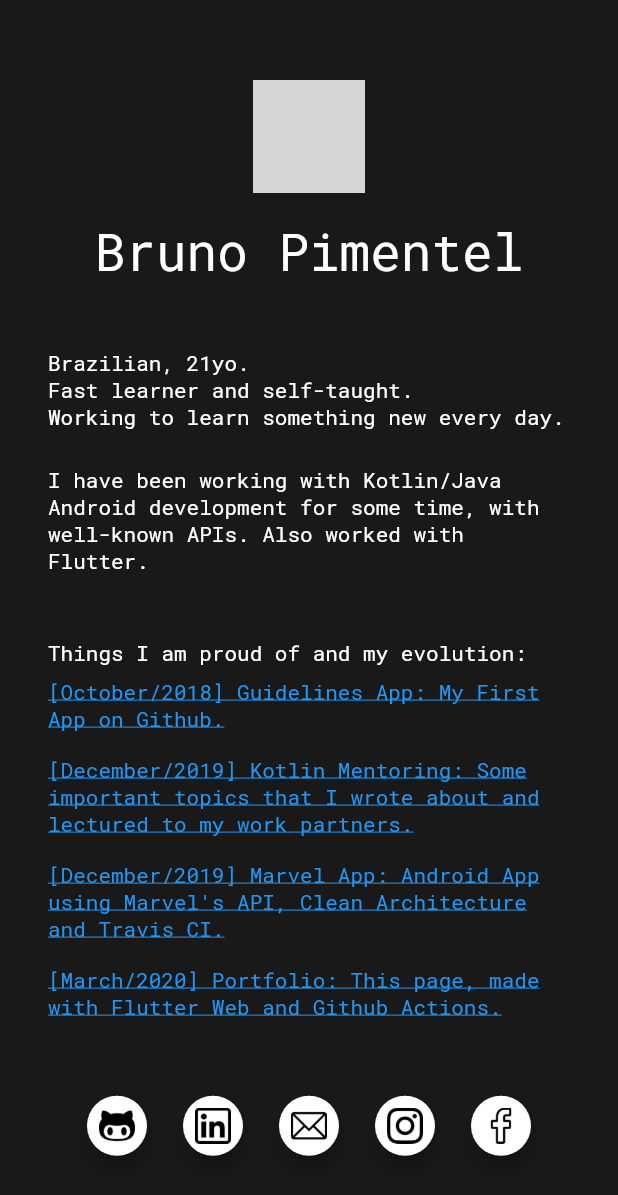
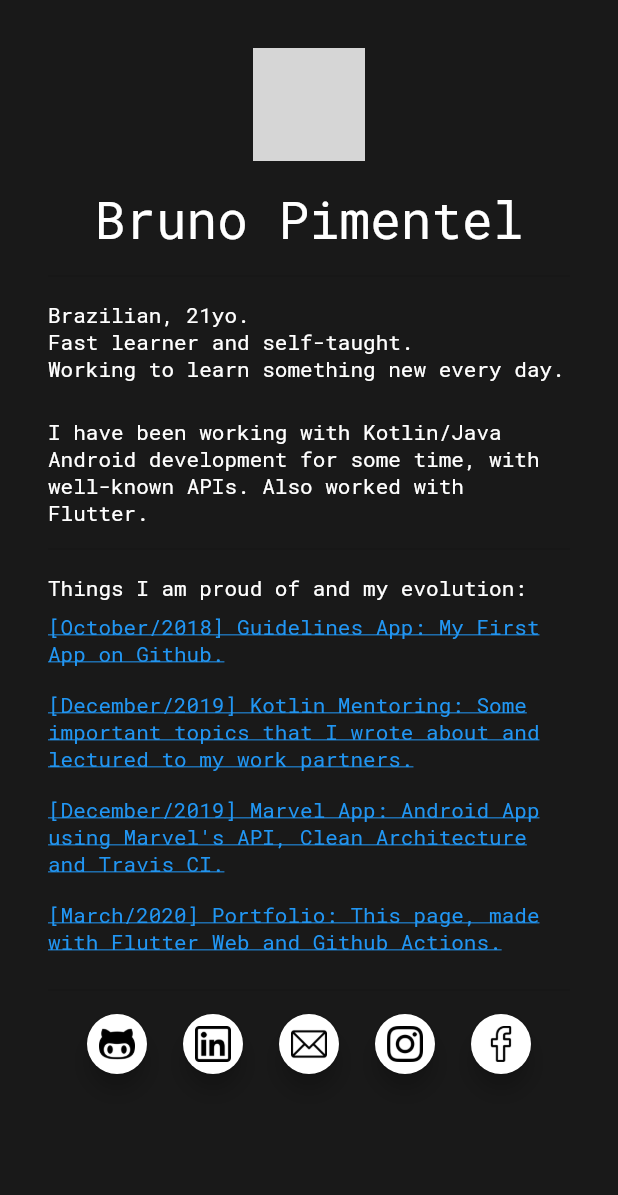
Before and after one commit to bfpimentel/pimentel.dev, a Flutter app: the screen it shows after launch, on a phone screen of 412 x 824 dp. Shown: the top 1195 px of the screen. Run offline on Flutter 3.47's test engine with Material 2 defaults, Android fonts, the phone set to English and light mode, and no system bars; grey boxes are pictures that could not be loaded.

Commit message:
adicionado scroll na home e removido tamanho maximo da coluna principal

```diff
--- a/lib/screens/home_screen.dart
+++ b/lib/screens/home_screen.dart
@@ -9,18 +9,23 @@ class HomeScreen extends StatelessWidget {
 
   @override
   Widget build(final BuildContext context) {
+    const divider = const Divider(height: 32);
+
     return Container(
+      color: Color(0xFF191919),
+      child: SingleChildScrollView(
         padding: EdgeInsets.all(32),
-      color: Color(0xFF191919),
         child: Column(
-        mainAxisSize: MainAxisSize.max,
-        mainAxisAlignment: MainAxisAlignment.spaceAround,
           children: <Widget>[
             const ProfileTitle(),
+            divider,
             const ProfileInfo(),
+            divider,
             const MyProjects(),
+            divider,
             const SocialGroup(),
           ],
+        ),
       ),
     );
   }
```
Lines whose indentation alone changed are shown as unchanged.
